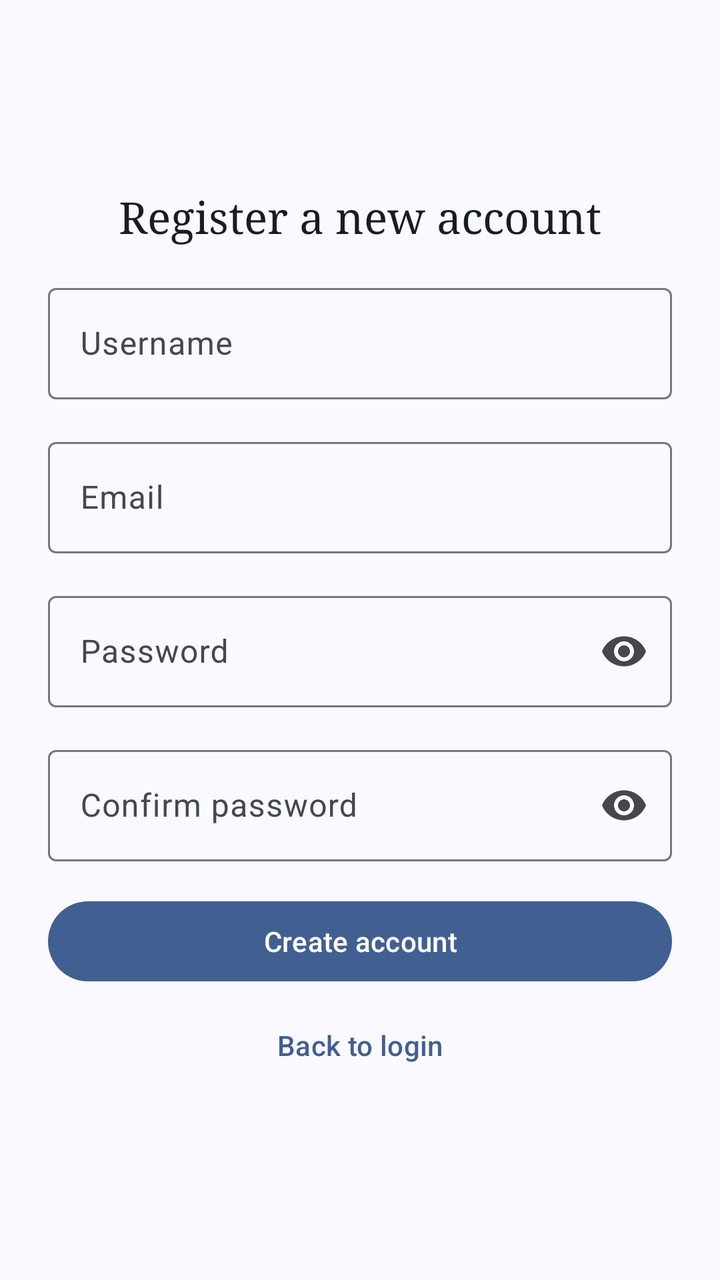
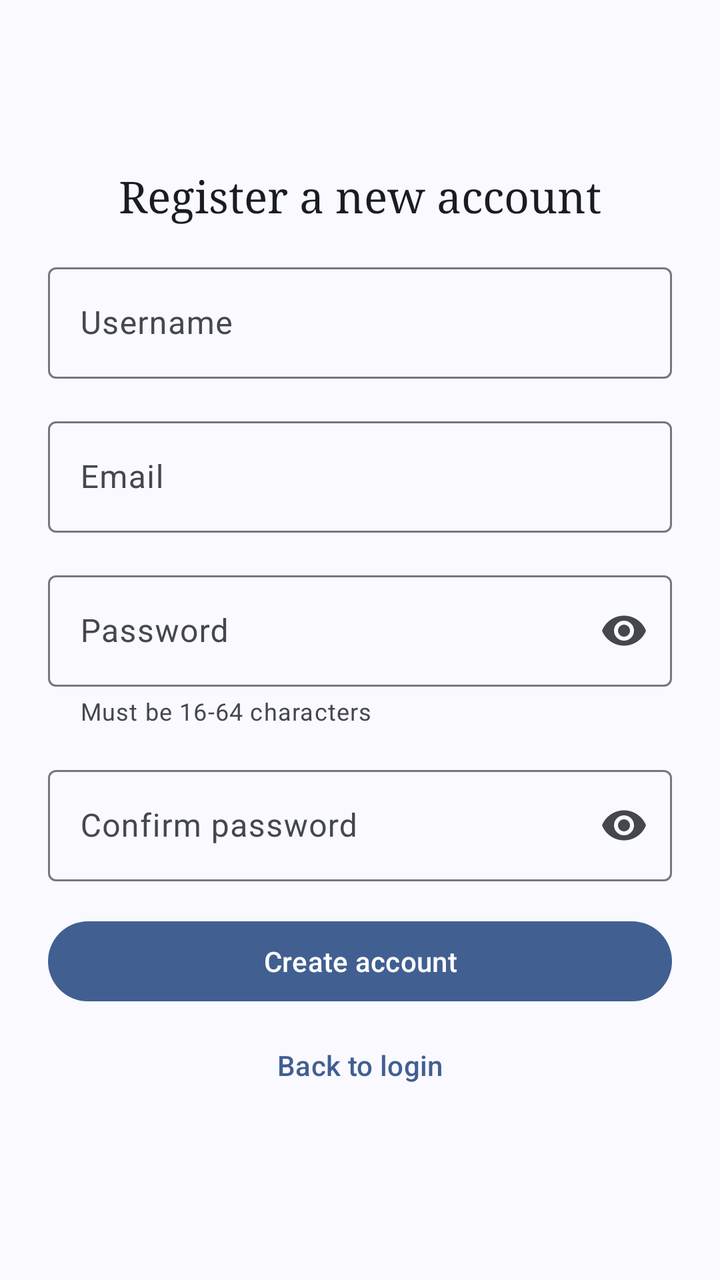

Before-and-after screenshots of an Android layout around one commit, followed by the original layout XML and the change that was made.
<!-- AndroidManifest.xml: application theme Theme.DueIt -->
<!-- res/layout/activity_register.xml -->
<?xml version="1.0" encoding="utf-8"?>
<androidx.constraintlayout.widget.ConstraintLayout
    xmlns:android="http://schemas.android.com/apk/res/android"
    xmlns:app="http://schemas.android.com/apk/res-auto"
    xmlns:tools="http://schemas.android.com/tools"
    android:id="@+id/main"
    android:layout_width="match_parent"
    android:layout_height="match_parent"
    tools:context=".ui.auth.RegisterActivity">

    <LinearLayout
        app:layout_constraintTop_toTopOf="parent"
        app:layout_constraintBottom_toBottomOf="parent"
        android:orientation="vertical"
        android:padding="24dp"
        android:layout_width="match_parent"
        android:layout_height="wrap_content">

        <com.google.android.material.textview.MaterialTextView
            android:layout_gravity="center"
            android:text="Register a new account"
            android:textColor="?attr/colorOnSurface"
            android:textAppearance="?attr/textAppearanceTitleLarge"
            android:fontFamily="serif"
            android:layout_width="wrap_content"
            android:layout_height="wrap_content"/>

        <com.google.android.material.textfield.TextInputLayout
            android:layout_marginTop="16dp"
            android:hint="Username"
            app:endIconMode="clear_text"
            android:layout_width="match_parent"
            android:layout_height="wrap_content">

            <com.google.android.material.textfield.TextInputEditText
                android:id="@+id/username_input"
                android:layout_width="match_parent"
                android:layout_height="match_parent"/>
        </com.google.android.material.textfield.TextInputLayout>

        <com.google.android.material.textfield.TextInputLayout
            android:hint="Email"
            app:endIconMode="clear_text"
            android:layout_marginVertical="16dp"
            android:layout_width="match_parent"
            android:layout_height="wrap_content">

            <com.google.android.material.textfield.TextInputEditText
                android:id="@+id/email_input"
                android:inputType="textEmailAddress"
                android:layout_width="match_parent"
                android:layout_height="match_parent"/>
        </com.google.android.material.textfield.TextInputLayout>

        <com.google.android.material.textfield.TextInputLayout
            android:hint="Password"
            app:endIconMode="password_toggle"
            android:layout_width="match_parent"
            android:layout_height="wrap_content">

            <com.google.android.material.textfield.TextInputEditText
                android:id="@+id/password_input"
                android:inputType="textPassword"
                android:layout_width="match_parent"
                android:layout_height="match_parent"/>
        </com.google.android.material.textfield.TextInputLayout>

        <com.google.android.material.textfield.TextInputLayout
            android:hint="Confirm password"
            app:endIconMode="password_toggle"
            android:layout_marginVertical="16dp"
            android:layout_width="match_parent"
            android:layout_height="wrap_content">

            <com.google.android.material.textfield.TextInputEditText
                android:id="@+id/confirm_password_input"
                android:inputType="textPassword"
                android:layout_width="match_parent"
                android:layout_height="match_parent"/>
        </com.google.android.material.textfield.TextInputLayout>

        <com.google.android.material.button.MaterialButton
            android:id="@+id/btn_register"
            android:text="Create account"
            android:layout_width="match_parent"
            android:layout_height="wrap_content"/>

        <com.google.android.material.button.MaterialButton
            android:id="@+id/btn_back"
            android:text="Back to login"
            android:layout_marginTop="4dp"
            style="@style/Widget.Material3.Button.TextButton"
            android:layout_width="match_parent"
            android:layout_height="wrap_content"/>
    </LinearLayout>
</androidx.constraintlayout.widget.ConstraintLayout>
<!-- resources referenced by this layout -->
<resources>
  <color name="md_theme_primary">#415F91</color>
  <color name="md_theme_onPrimary">#FFFFFF</color>
  <color name="md_theme_primaryContainer">#D6E3FF</color>
  <color name="md_theme_onPrimaryContainer">#284777</color>
  <color name="md_theme_secondary">#565F71</color>
  <color name="md_theme_onSecondary">#FFFFFF</color>
  <color name="md_theme_secondaryContainer">#DAE2F9</color>
  <color name="md_theme_onSecondaryContainer">#3E4759</color>
  <color name="md_theme_tertiary">#705575</color>
  <color name="md_theme_onTertiary">#FFFFFF</color>
  <color name="md_theme_tertiaryContainer">#FAD8FD</color>
  <color name="md_theme_onTertiaryContainer">#573E5C</color>
  <color name="md_theme_error">#BA1A1A</color>
  <color name="md_theme_onError">#FFFFFF</color>
  <color name="md_theme_errorContainer">#FFDAD6</color>
  <color name="md_theme_onErrorContainer">#93000A</color>
  <color name="md_theme_background">#F9F9FF</color>
  <color name="md_theme_onBackground">#191C20</color>
  <color name="md_theme_surface">#F9F9FF</color>
  <color name="md_theme_onSurface">#191C20</color>
  <color name="md_theme_surfaceVariant">#E0E2EC</color>
  <color name="md_theme_onSurfaceVariant">#44474E</color>
  <color name="md_theme_outline">#74777F</color>
  <color name="md_theme_outlineVariant">#C4C6D0</color>
  <color name="md_theme_inverseSurface">#2E3036</color>
  <color name="md_theme_inverseOnSurface">#F0F0F7</color>
  <color name="md_theme_inversePrimary">#AAC7FF</color>
  <color name="md_theme_primaryFixed">#D6E3FF</color>
  <color name="md_theme_onPrimaryFixed">#001B3E</color>
  <color name="md_theme_primaryFixedDim">#AAC7FF</color>
  <color name="md_theme_onPrimaryFixedVariant">#284777</color>
  <color name="md_theme_secondaryFixed">#DAE2F9</color>
  <color name="md_theme_onSecondaryFixed">#131C2B</color>
  <color name="md_theme_secondaryFixedDim">#BEC6DC</color>
  <color name="md_theme_onSecondaryFixedVariant">#3E4759</color>
  <color name="md_theme_tertiaryFixed">#FAD8FD</color>
  <color name="md_theme_onTertiaryFixed">#28132E</color>
  <color name="md_theme_tertiaryFixedDim">#DDBCE0</color>
  <color name="md_theme_onTertiaryFixedVariant">#573E5C</color>
  <color name="md_theme_surfaceDim">#D9D9E0</color>
  <color name="md_theme_surfaceBright">#F9F9FF</color>
  <color name="md_theme_surfaceContainerLowest">#FFFFFF</color>
  <color name="md_theme_surfaceContainerLow">#F3F3FA</color>
  <color name="md_theme_surfaceContainer">#EDEDF4</color>
  <color name="md_theme_surfaceContainerHigh">#E7E8EE</color>
  <color name="md_theme_surfaceContainerHighest">#E2E2E9</color>
  <!-- unchanged entries left out for length: 1 -->
</resources>

<!-- the commit's change to res/layout/activity_register.xml (unified diff, before → after) -->
@@ -54,6 +54,7 @@
 
         <com.google.android.material.textfield.TextInputLayout
             android:hint="Password"
+            app:helperText="Must be 16-64 characters"
             app:endIconMode="password_toggle"
             android:layout_width="match_parent"
             android:layout_height="wrap_content">
